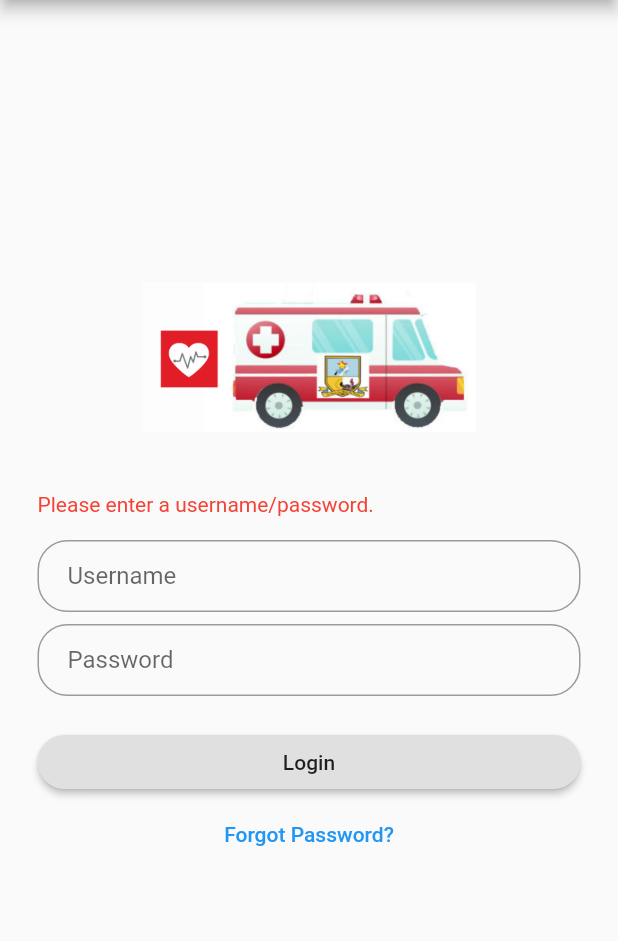
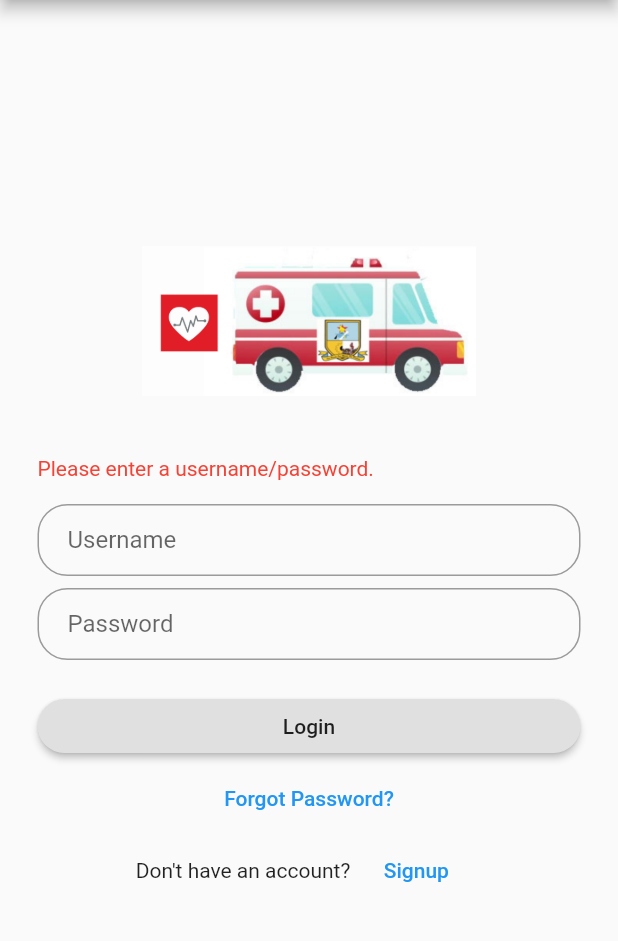
Before and after one commit to tinaishe-dr16/MOBEAS_App, a Flutter app: the screen it shows after launch, after a tap on "Login", on a phone screen of 412 x 824 dp, the part 84-1025 px from its top. Run offline on Flutter 3.47's test engine with Material 2 defaults, Android fonts, the phone set to English and light mode, and no system bars; our stand-ins replace firebase_auth, geolocator, get_it, google_maps_flutter; accounts and stored records are empty.

Commit message:
2nd commit

```diff
--- a/lib/login_signup.dart
+++ b/lib/login_signup.dart
@@ -2,6 +2,7 @@ import 'package:flutter/material.dart';
 import 'home.dart';
 import 'loginerr.dart';
 import 'loginerr2.dart';
+import 'signup.dart';
 
 class LoginSignup extends StatefulWidget {
   @override
@@ -75,6 +76,17 @@ class _LoginSignupState extends State<LoginSignup> {
       ),
     );
 
+    final btnSignup = FlatButton(
+      onPressed: () => {
+        Navigator.pushReplacement(
+            context, MaterialPageRoute(builder: (context) => Signup()))
+      },
+      child: Text(
+        "Signup",
+        style: new TextStyle(color: Colors.blue),
+      ),
+    );
+
     return new Scaffold(
       appBar: new AppBar(
         title: new Text('MOBEAS Login'),
@@ -99,7 +111,13 @@ class _LoginSignupState extends State<LoginSignup> {
               height: 20.0,
             ),
             btnLogin,
-            btnForgotPassword
+            btnForgotPassword,
+            Center(
+              child: Row(
+                mainAxisAlignment: MainAxisAlignment.center,
+                children: [Text('Don\'t have an account?'), btnSignup],
+              ),
+            ),
           ],
         ),
       ),
--- a/lib/loginerr.dart
+++ b/lib/loginerr.dart
@@ -1,6 +1,7 @@
 import 'package:flutter/material.dart';
 import 'home.dart';
 import 'loginerr2.dart';
+import 'signup.dart';
 
 class LoginErr extends StatefulWidget {
   @override
@@ -74,6 +75,17 @@ class _LoginErrState extends State<LoginErr> {
       ),
     );
 
+    final btnSignup = FlatButton(
+      onPressed: () => {
+        Navigator.pushReplacement(
+            context, MaterialPageRoute(builder: (context) => Signup()))
+      },
+      child: Text(
+        "Signup",
+        style: new TextStyle(color: Colors.blue),
+      ),
+    );
+
     return new Scaffold(
       appBar: new AppBar(
         title: new Text('MOBEAS Login'),
@@ -102,7 +114,13 @@ class _LoginErrState extends State<LoginErr> {
               height: 20.0,
             ),
             btnLogin,
-            btnForgotPassword
+            btnForgotPassword,
+            Center(
+              child: Row(
+                mainAxisAlignment: MainAxisAlignment.center,
+                children: [Text('Don\'t have an account?'), btnSignup],
+              ),
+            ),
           ],
         ),
       ),
--- a/lib/loginerr2.dart
+++ b/lib/loginerr2.dart
@@ -1,6 +1,7 @@
 import 'package:flutter/material.dart';
 import 'home.dart';
 import 'loginerr.dart';
+import 'signup.dart';
 
 class LoginErr2 extends StatefulWidget {
   @override
@@ -74,6 +75,17 @@ class _LoginErr2State extends State<LoginErr2> {
       ),
     );
 
+    final btnSignup = FlatButton(
+      onPressed: () => {
+        Navigator.pushReplacement(
+            context, MaterialPageRoute(builder: (context) => Signup()))
+      },
+      child: Text(
+        "Signup",
+        style: new TextStyle(color: Colors.blue),
+      ),
+    );
+
     return new Scaffold(
       appBar: new AppBar(
         title: new Text('MOBEAS Login'),
@@ -102,7 +114,13 @@ class _LoginErr2State extends State<LoginErr2> {
               height: 20.0,
             ),
             btnLogin,
-            btnForgotPassword
+            btnForgotPassword,
+            Center(
+              child: Row(
+                mainAxisAlignment: MainAxisAlignment.center,
+                children: [Text('Don\'t have an account?'), btnSignup],
+              ),
+            ),
           ],
         ),
       ),
--- a/lib/nav.dart
+++ b/lib/nav.dart
@@ -15,6 +15,7 @@ class NavDrawer extends StatelessWidget {
                 image: DecorationImage(
                     fit: BoxFit.scaleDown,
                     image: AssetImage('assets/images/cover.png'))),
+            child: null,
           ),
           ListTile(
             leading: Icon(Icons.home),
```
Also changed, not shown: lib/authentication_service.dart (added, +32 -0 lines), lib/locator.dart (added, +12 -0 lines), lib/services/dialog_models.dart (added, +26 -0 lines), lib/services/dialog_service.dart (added, +54 -0 lines), lib/services/navigation_service.dart (added, +16 -0 lines), lib/signup.dart (added, +105 -0 lines), pubspec.yaml (+11 -0 lines), flutter_06.png (added), pubspec.lock, 1 other file.
